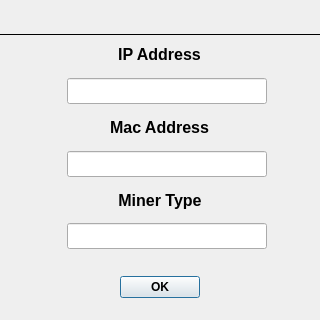
This is src/ui/forms/confirmation.ui in bitcap-co/bitcap-ipr as Qt 5 draws it before an edit. The edited form follows.
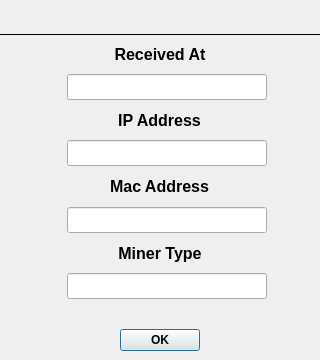
This is the edited form.

Commit message: ui: add recv at field to confirmation

Diff of the .ui file:
```diff
--- a/src/ui/forms/confirmation.ui
+++ b/src/ui/forms/confirmation.ui
@@ -7,11 +7,11 @@
     <x>0</x>
     <y>0</y>
     <width>320</width>
-    <height>320</height>
+    <height>360</height>
    </rect>
   </property>
   <property name="sizePolicy">
-   <sizepolicy hsizetype="Preferred" vsizetype="Fixed">
+   <sizepolicy hsizetype="Fixed" vsizetype="Fixed">
     <horstretch>0</horstretch>
     <verstretch>0</verstretch>
    </sizepolicy>
@@ -19,13 +19,13 @@
   <property name="minimumSize">
    <size>
     <width>320</width>
-    <height>320</height>
+    <height>360</height>
    </size>
   </property>
   <property name="maximumSize">
    <size>
     <width>320</width>
-    <height>320</height>
+    <height>360</height>
    </size>
   </property>
   <property name="windowTitle">
@@ -107,85 +107,10 @@
      <property name="bottomMargin">
       <number>9</number>
      </property>
-     <item row="3" column="0" alignment="Qt::AlignmentFlag::AlignHCenter">
-      <widget class="QLabel" name="label_2">
-       <property name="sizePolicy">
-        <sizepolicy hsizetype="Preferred" vsizetype="Fixed">
-         <horstretch>0</horstretch>
-         <verstretch>0</verstretch>
-        </sizepolicy>
-       </property>
-       <property name="font">
-        <font>
-         <pointsize>12</pointsize>
-         <bold>true</bold>
-        </font>
-       </property>
-       <property name="text">
-        <string>Mac Address</string>
-       </property>
-       <property name="alignment">
-        <set>Qt::AlignmentFlag::AlignCenter</set>
-       </property>
-       <property name="StyleClass" stdset="0">
-        <string>setText</string>
-       </property>
-      </widget>
-     </item>
-     <item row="5" column="0" alignment="Qt::AlignmentFlag::AlignHCenter">
-      <widget class="QLabel" name="label_3">
-       <property name="sizePolicy">
-        <sizepolicy hsizetype="Preferred" vsizetype="Fixed">
-         <horstretch>0</horstretch>
-         <verstretch>0</verstretch>
-        </sizepolicy>
-       </property>
-       <property name="font">
-        <font>
-         <pointsize>12</pointsize>
-         <bold>true</bold>
-        </font>
-       </property>
-       <property name="text">
-        <string>Miner Type</string>
-       </property>
-       <property name="alignment">
-        <set>Qt::AlignmentFlag::AlignCenter</set>
-       </property>
-       <property name="StyleClass" stdset="0">
-        <string>setText</string>
-       </property>
-      </widget>
-     </item>
-     <item row="1" column="0" alignment="Qt::AlignmentFlag::AlignHCenter">
-      <widget class="QLabel" name="label">
-       <property name="sizePolicy">
-        <sizepolicy hsizetype="Preferred" vsizetype="Fixed">
-         <horstretch>0</horstretch>
-         <verstretch>0</verstretch>
-        </sizepolicy>
-       </property>
-       <property name="font">
-        <font>
-         <pointsize>12</pointsize>
-         <bold>true</bold>
-        </font>
-       </property>
-       <property name="text">
-        <string>IP Address</string>
-       </property>
-       <property name="alignment">
-        <set>Qt::AlignmentFlag::AlignCenter</set>
-       </property>
-       <property name="StyleClass" stdset="0">
-        <string>setText</string>
-       </property>
-      </widget>
-     </item>
-     <item row="2" column="0" alignment="Qt::AlignmentFlag::AlignHCenter|Qt::AlignmentFlag::AlignVCenter">
+     <item row="3" column="0">
       <widget class="QWidget" name="ipAddr" native="true">
        <property name="sizePolicy">
-        <sizepolicy hsizetype="Fixed" vsizetype="Fixed">
+        <sizepolicy hsizetype="Fixed" vsizetype="Preferred">
          <horstretch>0</horstretch>
          <verstretch>0</verstretch>
         </sizepolicy>
@@ -267,10 +192,265 @@
        </layout>
       </widget>
      </item>
-     <item row="6" column="0" alignment="Qt::AlignmentFlag::AlignHCenter|Qt::AlignmentFlag::AlignVCenter">
+     <item row="5" column="0">
+      <widget class="QWidget" name="macAddr" native="true">
+       <property name="sizePolicy">
+        <sizepolicy hsizetype="Fixed" vsizetype="Preferred">
+         <horstretch>0</horstretch>
+         <verstretch>0</verstretch>
+        </sizepolicy>
+       </property>
+       <layout class="QHBoxLayout" name="horizontalLayout_3">
+        <property name="spacing">
+         <number>6</number>
+        </property>
+        <property name="leftMargin">
+         <number>0</number>
+        </property>
+        <property name="topMargin">
+         <number>0</number>
+        </property>
+        <property name="rightMargin">
+         <number>0</number>
+        </property>
+        <property name="bottomMargin">
+         <number>0</number>
+        </property>
+        <item>
+         <widget class="QLabel" name="labelMACLogo">
+          <property name="sizePolicy">
+           <sizepolicy hsizetype="Fixed" vsizetype="Fixed">
+            <horstretch>0</horstretch>
+            <verstretch>0</verstretch>
+           </sizepolicy>
+          </property>
+          <property name="minimumSize">
+           <size>
+            <width>8</width>
+            <height>0</height>
+           </size>
+          </property>
+          <property name="text">
+           <string/>
+          </property>
+         </widget>
+        </item>
+        <item>
+         <widget class="QLineEdit" name="lineMACField">
+          <property name="sizePolicy">
+           <sizepolicy hsizetype="Fixed" vsizetype="Fixed">
+            <horstretch>0</horstretch>
+            <verstretch>0</verstretch>
+           </sizepolicy>
+          </property>
+          <property name="minimumSize">
+           <size>
+            <width>200</width>
+            <height>0</height>
+           </size>
+          </property>
+          <property name="font">
+           <font>
+            <pointsize>11</pointsize>
+           </font>
+          </property>
+          <property name="cursor">
+           <cursorShape>ArrowCursor</cursorShape>
+          </property>
+          <property name="focusPolicy">
+           <enum>Qt::FocusPolicy::ClickFocus</enum>
+          </property>
+          <property name="contextMenuPolicy">
+           <enum>Qt::ContextMenuPolicy::NoContextMenu</enum>
+          </property>
+          <property name="acceptDrops">
+           <bool>false</bool>
+          </property>
+          <property name="alignment">
+           <set>Qt::AlignmentFlag::AlignCenter</set>
+          </property>
+          <property name="readOnly">
+           <bool>true</bool>
+          </property>
+         </widget>
+        </item>
+       </layout>
+      </widget>
+     </item>
+     <item row="2" column="0" alignment="Qt::AlignmentFlag::AlignHCenter">
+      <widget class="QLabel" name="label">
+       <property name="sizePolicy">
+        <sizepolicy hsizetype="Preferred" vsizetype="Fixed">
+         <horstretch>0</horstretch>
+         <verstretch>0</verstretch>
+        </sizepolicy>
+       </property>
+       <property name="font">
+        <font>
+         <pointsize>12</pointsize>
+         <bold>true</bold>
+        </font>
+       </property>
+       <property name="text">
+        <string>IP Address</string>
+       </property>
+       <property name="alignment">
+        <set>Qt::AlignmentFlag::AlignCenter</set>
+       </property>
+       <property name="StyleClass" stdset="0">
+        <string>setText</string>
+       </property>
+      </widget>
+     </item>
+     <item row="0" column="0" alignment="Qt::AlignmentFlag::AlignHCenter">
+      <widget class="QLabel" name="label_4">
+       <property name="sizePolicy">
+        <sizepolicy hsizetype="Preferred" vsizetype="Fixed">
+         <horstretch>0</horstretch>
+         <verstretch>0</verstretch>
+        </sizepolicy>
+       </property>
+       <property name="font">
+        <font>
+         <pointsize>12</pointsize>
+         <bold>true</bold>
+        </font>
+       </property>
+       <property name="text">
+        <string>Received At</string>
+       </property>
+       <property name="alignment">
+        <set>Qt::AlignmentFlag::AlignCenter</set>
+       </property>
+      </widget>
+     </item>
+     <item row="1" column="0">
+      <widget class="QWidget" name="recvAt" native="true">
+       <property name="sizePolicy">
+        <sizepolicy hsizetype="Fixed" vsizetype="Preferred">
+         <horstretch>0</horstretch>
+         <verstretch>0</verstretch>
+        </sizepolicy>
+       </property>
+       <layout class="QHBoxLayout" name="horizontalLayout_5">
+        <property name="leftMargin">
+         <number>0</number>
+        </property>
+        <property name="topMargin">
+         <number>0</number>
+        </property>
+        <property name="rightMargin">
+         <number>0</number>
+        </property>
+        <property name="bottomMargin">
+         <number>0</number>
+        </property>
+        <item>
+         <widget class="QLabel" name="labelRecvAtLogo">
+          <property name="sizePolicy">
+           <sizepolicy hsizetype="Fixed" vsizetype="Fixed">
+            <horstretch>0</horstretch>
+            <verstretch>0</verstretch>
+           </sizepolicy>
+          </property>
+          <property name="minimumSize">
+           <size>
+            <width>8</width>
+            <height>0</height>
+           </size>
+          </property>
+         </widget>
+        </item>
+        <item>
+         <widget class="QLineEdit" name="lineRecvAtField">
+          <property name="sizePolicy">
+           <sizepolicy hsizetype="Fixed" vsizetype="Fixed">
+            <horstretch>0</horstretch>
+            <verstretch>0</verstretch>
+           </sizepolicy>
+          </property>
+          <property name="minimumSize">
+           <size>
+            <width>200</width>
+            <height>0</height>
+           </size>
+          </property>
+          <property name="font">
+           <font>
+            <pointsize>11</pointsize>
+           </font>
+          </property>
+          <property name="focusPolicy">
+           <enum>Qt::FocusPolicy::ClickFocus</enum>
+          </property>
+          <property name="contextMenuPolicy">
+           <enum>Qt::ContextMenuPolicy::NoContextMenu</enum>
+          </property>
+          <property name="acceptDrops">
+           <bool>false</bool>
+          </property>
+          <property name="readOnly">
+           <bool>true</bool>
+          </property>
+         </widget>
+        </item>
+       </layout>
+      </widget>
+     </item>
+     <item row="6" column="0" alignment="Qt::AlignmentFlag::AlignHCenter">
+      <widget class="QLabel" name="label_3">
+       <property name="sizePolicy">
+        <sizepolicy hsizetype="Preferred" vsizetype="Fixed">
+         <horstretch>0</horstretch>
+         <verstretch>0</verstretch>
+        </sizepolicy>
+       </property>
+       <property name="font">
+        <font>
+         <pointsize>12</pointsize>
+         <bold>true</bold>
+        </font>
+       </property>
+       <property name="text">
+        <string>Miner Type</string>
+       </property>
+       <property name="alignment">
+        <set>Qt::AlignmentFlag::AlignCenter</set>
+       </property>
+       <property name="StyleClass" stdset="0">
+        <string>setText</string>
+       </property>
+      </widget>
+     </item>
+     <item row="4" column="0" alignment="Qt::AlignmentFlag::AlignHCenter">
+      <widget class="QLabel" name="label_2">
+       <property name="sizePolicy">
+        <sizepolicy hsizetype="Preferred" vsizetype="Fixed">
+         <horstretch>0</horstretch>
+         <verstretch>0</verstretch>
+        </sizepolicy>
+       </property>
+       <property name="font">
+        <font>
+         <pointsize>12</pointsize>
+         <bold>true</bold>
+        </font>
+       </property>
+       <property name="text">
+        <string>Mac Address</string>
+       </property>
+       <property name="alignment">
+        <set>Qt::AlignmentFlag::AlignCenter</set>
+       </property>
+       <property name="StyleClass" stdset="0">
+        <string>setText</string>
+       </property>
+      </widget>
+     </item>
+     <item row="7" column="0">
       <widget class="QWidget" name="minerType" native="true">
        <property name="sizePolicy">
-        <sizepolicy hsizetype="Fixed" vsizetype="Fixed">
+        <sizepolicy hsizetype="Fixed" vsizetype="Preferred">
          <horstretch>0</horstretch>
          <verstretch>0</verstretch>
         </sizepolicy>
@@ -349,7 +529,7 @@
        </layout>
       </widget>
      </item>
-     <item row="7" column="0" alignment="Qt::AlignmentFlag::AlignHCenter|Qt::AlignmentFlag::AlignVCenter">
+     <item row="8" column="0" alignment="Qt::AlignmentFlag::AlignHCenter|Qt::AlignmentFlag::AlignBottom">
       <widget class="QPushButton" name="acceptButton">
        <property name="sizePolicy">
         <sizepolicy hsizetype="Fixed" vsizetype="Minimum">
@@ -370,91 +550,6 @@
        </property>
       </widget>
      </item>
-     <item row="4" column="0" alignment="Qt::AlignmentFlag::AlignHCenter|Qt::AlignmentFlag::AlignVCenter">
-      <widget class="QWidget" name="macAddr" native="true">
-       <property name="sizePolicy">
-        <sizepolicy hsizetype="Fixed" vsizetype="Fixed">
-         <horstretch>0</horstretch>
-         <verstretch>0</verstretch>
-        </sizepolicy>
-       </property>
-       <layout class="QHBoxLayout" name="horizontalLayout_3">
-        <property name="spacing">
-         <number>6</number>
-        </property>
-        <property name="leftMargin">
-         <number>0</number>
-        </property>
-        <property name="topMargin">
-         <number>0</number>
-        </property>
-        <property name="rightMargin">
-         <number>0</number>
-        </property>
-        <property name="bottomMargin">
-         <number>0</number>
-        </property>
-        <item>
-         <widget class="QLabel" name="labelMACLogo">
-          <property name="sizePolicy">
-           <sizepolicy hsizetype="Fixed" vsizetype="Fixed">
-            <horstretch>0</horstretch>
-            <verstretch>0</verstretch>
-           </sizepolicy>
-          </property>
-          <property name="minimumSize">
-           <size>
-            <width>8</width>
-            <height>0</height>
-           </size>
-          </property>
-          <property name="text">
-           <string/>
-          </property>
-         </widget>
-        </item>
-        <item>
-         <widget class="QLineEdit" name="lineMACField">
-          <property name="sizePolicy">
-           <sizepolicy hsizetype="Fixed" vsizetype="Fixed">
-            <horstretch>0</horstretch>
-            <verstretch>0</verstretch>
-           </sizepolicy>
-          </property>
-          <property name="minimumSize">
-           <size>
-            <width>200</width>
-            <height>0</height>
-           </size>
-          </property>
-          <property name="font">
-           <font>
-            <pointsize>11</pointsize>
-           </font>
-          </property>
-          <property name="cursor">
-           <cursorShape>ArrowCursor</cursorShape>
-          </property>
-          <property name="focusPolicy">
-           <enum>Qt::FocusPolicy::ClickFocus</enum>
-          </property>
-          <property name="contextMenuPolicy">
-           <enum>Qt::ContextMenuPolicy::NoContextMenu</enum>
-          </property>
-          <property name="acceptDrops">
-           <bool>false</bool>
-          </property>
-          <property name="alignment">
-           <set>Qt::AlignmentFlag::AlignCenter</set>
-          </property>
-          <property name="readOnly">
-           <bool>true</bool>
-          </property>
-         </widget>
-        </item>
-       </layout>
-      </widget>
-     </item>
     </layout>
    </item>
   </layout>
```
The commit also changes 5 other files.
